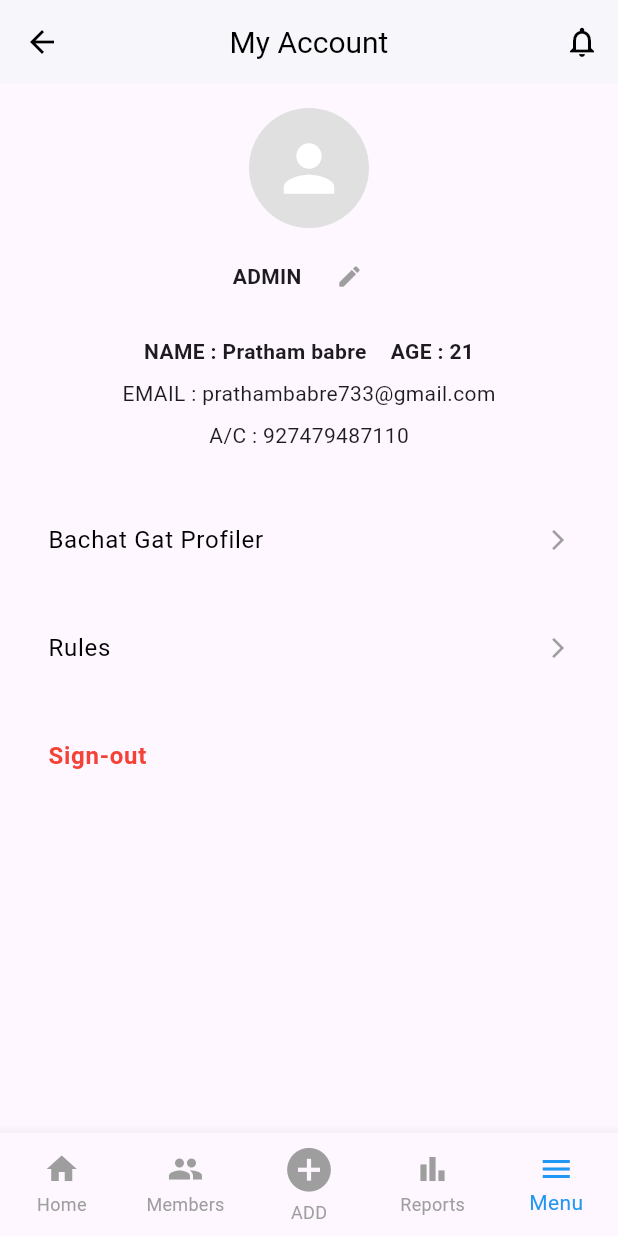
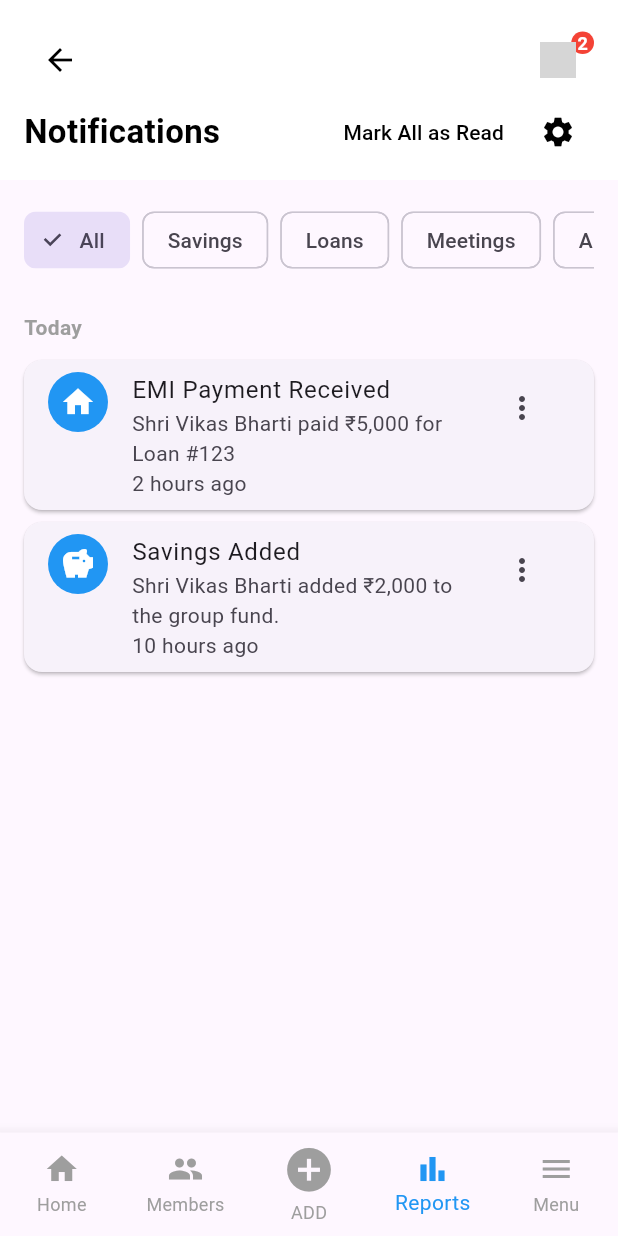
Before and after one commit to sparkmind-org/BachatGatApp, a Flutter app: the MenuScreen screen opened by its route, item 5 of the bottom bar chosen, after a tap on the "notifications none" icon, on a phone screen of 412 x 824 dp. Run offline on Flutter 3.47's test engine with Material 3 defaults, Android fonts, the phone set to English and light mode, and no system bars; our stand-ins replace flutter_svg; grey boxes are pictures that could not be loaded.

Commit message:
Adding Notification Screen

```diff
--- a/lib/app/routes.dart
+++ b/lib/app/routes.dart
@@ -8,6 +8,7 @@ import '../screens/loan/loan_collection_screen.dart';
 import '../screens/reports/reports_screen.dart';
 import '../screens/menu/menu_screen.dart';
 import '../screens/add/add_screen.dart';
+import '../screens/notification/notification_screen.dart';
 
 final Map<String, WidgetBuilder> appRoutes = {
   '/': (context) => const LoginScreen(),
@@ -19,4 +20,5 @@ final Map<String, WidgetBuilder> appRoutes = {
   '/loan-collection': (context) => const LoanCollectionScreen(),
   '/reports': (context) => const ReportsScreen(),
   '/menu': (context) => const MenuScreen(),
+  '/notification': (context) => const NotificationsScreen(),
 };
--- a/lib/screens/menu/menu_screen.dart
+++ b/lib/screens/menu/menu_screen.dart
@@ -45,7 +45,7 @@
           IconButton(
             icon: const Icon(Icons.notifications_none, color: Colors.black),
             onPressed: () {
-              // Add notification functionality here
+              Navigator.pushNamed(context, '/notification');
             },
           ),
         ],
--- /dev/null
+++ b/lib/screens/notification/notification_screen.dart
@@ -0,0 +1,260 @@
+import 'package:flutter/material.dart';
+import 'package:flutter_svg/flutter_svg.dart';
+
+import '../../widgets/custom_footer.dart'; // Assuming CustomFooter is defined here
+
+class NotificationsScreen extends StatefulWidget {
+  const NotificationsScreen({Key? key}) : super(key: key);
+
+  @override
+  NotificationsScreenState createState() => NotificationsScreenState();
+}
+
+class NotificationsScreenState extends State<NotificationsScreen> {
+  int _selectedIndex = 3; // Active index for footer navigation
+  String selectedFilter = "All";
+
+  final List<Map<String, dynamic>> notifications = [
+    {
+      'title': 'EMI Payment Received',
+      'description': 'Shri Vikas Bharti paid ₹5,000 for Loan #123',
+      'icon': Icons.home,
+      'time': '2 hours ago',
+      'type': 'Today',
+      'action': 'View Details',
+    },
+    {
+      'title': 'Savings Added',
+      'description': 'Shri Vikas Bharti added ₹2,000 to the group fund.',
+      'icon': Icons.savings,
+      'time': '10 hours ago',
+      'type': 'Today',
+      'action': null,
+    },
+  ];
+
+  void _onItemTapped(int index) {
+    switch (index) {
+      case 0:
+        Navigator.pushNamed(context, '/home');
+        break;
+      case 1:
+        Navigator.pushNamed(context, '/members');
+        break;
+      case 2:
+        Navigator.pushNamed(context, '/add');
+        break;
+      case 3:
+        Navigator.pushNamed(context, '/reports');
+        break;
+      case 4:
+        Navigator.pushNamed(context, '/menu');
+        break;
+    }
+  }
+
+  @override
+  Widget build(BuildContext context) {
+    return Scaffold(
+      appBar: PreferredSize(
+        preferredSize: const Size.fromHeight(120),
+        child: AppBar(
+          automaticallyImplyLeading: false,
+          backgroundColor: Colors.white,
+          flexibleSpace: Padding(
+            padding: const EdgeInsets.all(16.0),
+            child: Column(
+              mainAxisAlignment: MainAxisAlignment.end,
+              crossAxisAlignment: CrossAxisAlignment.start,
+              children: [
+                Row(
+                  mainAxisAlignment: MainAxisAlignment.spaceBetween,
+                  children: [
+                    IconButton(
+                      onPressed: () {
+                        Navigator.pop(context);
+                      },
+                      icon: const Icon(Icons.arrow_back, color: Colors.black),
+                    ),
+                    Stack(
+                      children: [
+                        IconButton(
+                          icon: SvgPicture.asset(
+                            'assets/icon/Bellicon.svg',
+                            height: 24,
+                            width: 24,
+                          ),
+                          onPressed: () {
+                            // Bell icon action
+                          },
+                        ),
+                        Positioned(
+                          right: 0,
+                          top: 0,
+                          child: notifications.isNotEmpty
+                              ? Container(
+                                  padding: const EdgeInsets.all(4),
+                                  decoration: const BoxDecoration(
+                                    color: Colors.red,
+                                    shape: BoxShape.circle,
+                                  ),
+                                  child: Text(
+                                    '${notifications.length}',
+                                    style: const TextStyle(
+                                      color: Colors.white,
+                                      fontSize: 12,
+                                      fontWeight: FontWeight.bold,
+                                    ),
+                                  ),
+                                )
+                              : const SizedBox.shrink(),
+                        ),
+                      ],
+                    ),
+                  ],
+                ),
+                Row(
+                  mainAxisAlignment: MainAxisAlignment.spaceBetween,
+                  children: [
+                    const Text(
+                      'Notifications',
+                      style: TextStyle(fontSize: 22, fontWeight: FontWeight.bold, color: Colors.black),
+                    ),
+                    Row(
+                      children: [
+                        TextButton(
+                          onPressed: () {
+                            ScaffoldMessenger.of(context).showSnackBar(
+                              const SnackBar(content: Text('Marked all notifications as read')),
+                            );
+                          },
+                          child: const Text('Mark All as Read', style: TextStyle(color: Colors.black)),
+                        ),
+                        IconButton(
+                          icon: const Icon(Icons.settings, color: Colors.black),
+                          onPressed: () {
+                            Navigator.pushNamed(context, '/settings');
+                          },
+                        ),
+                      ],
+                    ),
+                  ],
+                ),
+              ],
+            ),
+          ),
+        ),
+      ),
+      body: notifications.isEmpty
+          ? Center(
+              child: Column(
+                mainAxisAlignment: MainAxisAlignment.center,
+                children: [
+                  SvgPicture.asset(
+                    'assets/icon/Select.svg', // Replace with your 'Select' SVG file
+                    height: 100,
+                    width: 100,
+                  ),
+                  const SizedBox(height: 20),
+                  const Text(
+                    "You're all caught up!",
+                    style: TextStyle(fontSize: 18, fontWeight: FontWeight.bold, color: Colors.black),
+                  ),
+                  const SizedBox(height: 8),
+                  const Text(
+                    "No new notifications to show.",
+                    style: TextStyle(fontSize: 16, color: Colors.grey),
+                  ),
+                  const SizedBox(height: 20),
+                  ElevatedButton(
+                    onPressed: () {
+                      Navigator.pushNamed(context, '/home');
+                    },
+                    child: const Text("Go to Home"),
+                  ),
+                ],
+              ),
+            )
+          : Padding(
+              padding: const EdgeInsets.all(16.0),
+              child: Column(
+                children: [
+                  SingleChildScrollView(
+                    scrollDirection: Axis.horizontal,
+                    child: Row(
+                      children: ['All', 'Savings', 'Loans', 'Meetings', 'Alerts']
+                          .map(
+                            (filter) => Padding(
+                              padding: const EdgeInsets.only(right: 8.0),
+                              child: FilterChip(
+                                label: Text(filter),
+                                selected: selectedFilter == filter,
+                                onSelected: (bool value) {
+                                  setState(() {
+                                    selectedFilter = filter;
+                                  });
+                                },
+                              ),
+                            ),
+                          )
+                          .toList(),
+                    ),
+                  ),
+                  const SizedBox(height: 16),
+                  Expanded(
+                    child: ListView.builder(
+                      itemCount: notifications.length,
+                      itemBuilder: (context, index) {
+                        final notification = notifications[index];
+                        return Column(
+                          crossAxisAlignment: CrossAxisAlignment.start,
+                          children: [
+                            if (index == 0 || notifications[index - 1]['type'] != notification['type'])
+                              Padding(
+                                padding: const EdgeInsets.symmetric(vertical: 8.0),
+                                child: Text(
+                                  notification['type']!,
+                                  style: const TextStyle(
+                                    fontWeight: FontWeight.bold,
+                                    color: Colors.grey,
+                                  ),
+                                ),
+                              ),
+                            Card(
+                              margin: const EdgeInsets.symmetric(vertical: 4.0),
+                              child: ListTile(
+                                leading: CircleAvatar(
+                                  backgroundColor: Colors.blue,
+                                  child: Icon(notification['icon'], color: Colors.white),
+                                ),
+                                title: Text(notification['title']!),
+                                subtitle: Text('${notification['description']}\n${notification['time']}'),
+                                trailing: IconButton(
+                                  icon: const Icon(Icons.more_vert),
+                                  onPressed: () {
+                                    // Popup menu action
+                                  },
+                                ),
+                                isThreeLine: true,
+                              ),
+                            ),
+                          ],
+                        );
+                      },
+                    ),
+                  ),
+                ],
+              ),
+            ),
+      bottomNavigationBar: CustomFooter(
+        currentIndex: _selectedIndex,
+        onItemTapped: (index) {
+          setState(() {
+            _selectedIndex = index;
+          });
+          _onItemTapped(index);
+        },
+      ),
+    );
+  }
+}
--- a/pubspec.yaml
+++ b/pubspec.yaml
@@ -7,6 +7,8 @@ environment:
   sdk: ">=3.5.4 <4.0.0"  # Note: Updated to proper SDK range format
 
 dependencies:
+  flutter_svg: ^1.0.0
+  websafe_svg: ^2.0.1
   flutter:
     sdk: flutter
   intl: ^0.17.0
@@ -23,4 +25,7 @@ flutter:
     - assets/02.jpg
     - assets/03.jpg
     - assets/04.jpg
+    - assets/icon/Bellicon.svg
+    - assets/icon/Select.svg
+
   uses-material-design: true
```
Also changed, not shown: assets/Icon/Bellicon.svg (added), assets/Icon/Select.svg (added), pubspec.lock.
